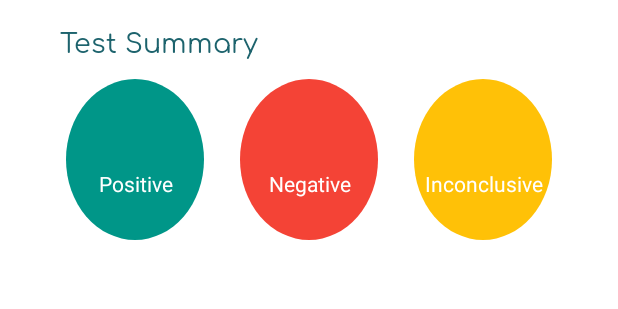
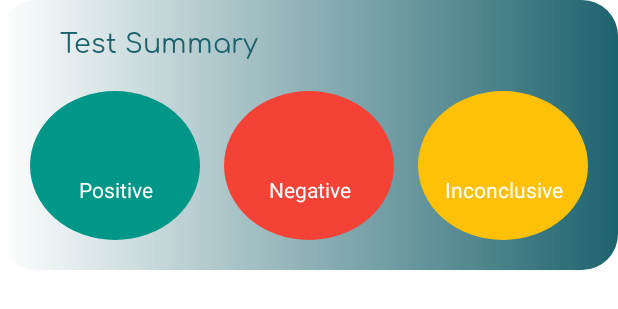
Before and after one commit to lukemorris89/udacity_capstoneProject, an Android app: the layout test_summary_widget.xml on its own in the app's theme, with its tools: preview values and no code run, on a phone screen of 412 x 824 dp. Shown: the top 309 px of the screen. Run offline under Robolectric (Android 15) with nearby library versions, the phone set to English and light mode, and no system bars.

Commit message:
Cleaned up widget.

```diff
--- a/CapstoneProject/app/src/main/res/drawable/widget_background.xml
+++ b/CapstoneProject/app/src/main/res/drawable/widget_background.xml
@@ -2,8 +2,11 @@
 <shape xmlns:android="http://schemas.android.com/apk/res/android"
     android:shape="rectangle">
 
-    <solid android:color="@android:color/white" />
+    <gradient
+        android:startColor="@color/colorPrimary"
+        android:endColor="#DDFFFFFF"
+        android:angle="180"/>
 
-    <corners android:radius="32dp" />
+    <corners android:radius="24dp" />
 
 </shape>
--- a/CapstoneProject/app/src/main/res/layout/test_summary_widget.xml
+++ b/CapstoneProject/app/src/main/res/layout/test_summary_widget.xml
@@ -19,13 +19,11 @@
         android:layout_width="match_parent"
         android:layout_height="wrap_content"
         android:orientation="horizontal"
-        android:layout_marginStart="32dp"
-        android:layout_marginEnd="32dp"
-        android:layout_marginBottom="8dp">
+        android:layout_margin="12dp">
     <RelativeLayout
         style="@style/DashboardProgressWheelContainer"
         android:background="@drawable/widget_positive_circle"
-        android:layout_margin="12dp">
+        android:layout_margin="8dp">
         <TextView
             android:id="@+id/wheel_progress_positive_text"
             style="@style/DashboardProgressCounterText"
@@ -41,7 +39,7 @@
     <RelativeLayout
         style="@style/DashboardProgressWheelContainer"
         android:background="@drawable/widget_negative_circle"
-        android:layout_margin="12dp">
+        android:layout_margin="8dp">
         <TextView
             android:id="@+id/wheel_progress_negative_text"
             style="@style/DashboardProgressCounterText"
@@ -57,7 +55,7 @@
     <RelativeLayout
         style="@style/DashboardProgressWheelContainer"
         android:background="@drawable/widget_inconclusive_circle"
-        android:layout_margin="12dp">
+        android:layout_margin="8dp">
         <TextView
             android:id="@+id/wheel_progress_inconclusive_text"
             style="@style/DashboardProgressCounterText"
--- a/CapstoneProject/app/src/main/res/xml/test_summary_widget_info.xml
+++ b/CapstoneProject/app/src/main/res/xml/test_summary_widget_info.xml
@@ -4,6 +4,6 @@
     android:initialLayout="@layout/test_summary_widget"
     android:minWidth="250dp"
     android:minHeight="110dp"
-    android:previewImage="@drawable/example_appwidget_preview"
+    android:previewImage="@drawable/appwidget_preview"
     android:updatePeriodMillis="86400000"
-    android:widgetCategory="home_screen"></appwidget-provider>
+    android:widgetCategory="home_screen"/>
```
Also changed, not shown: CapstoneProject/app/src/main/res/drawable-nodpi/appwidget_preview.png (added), CapstoneProject/app/src/main/res/drawable-nodpi/example_appwidget_preview.png (deleted).
